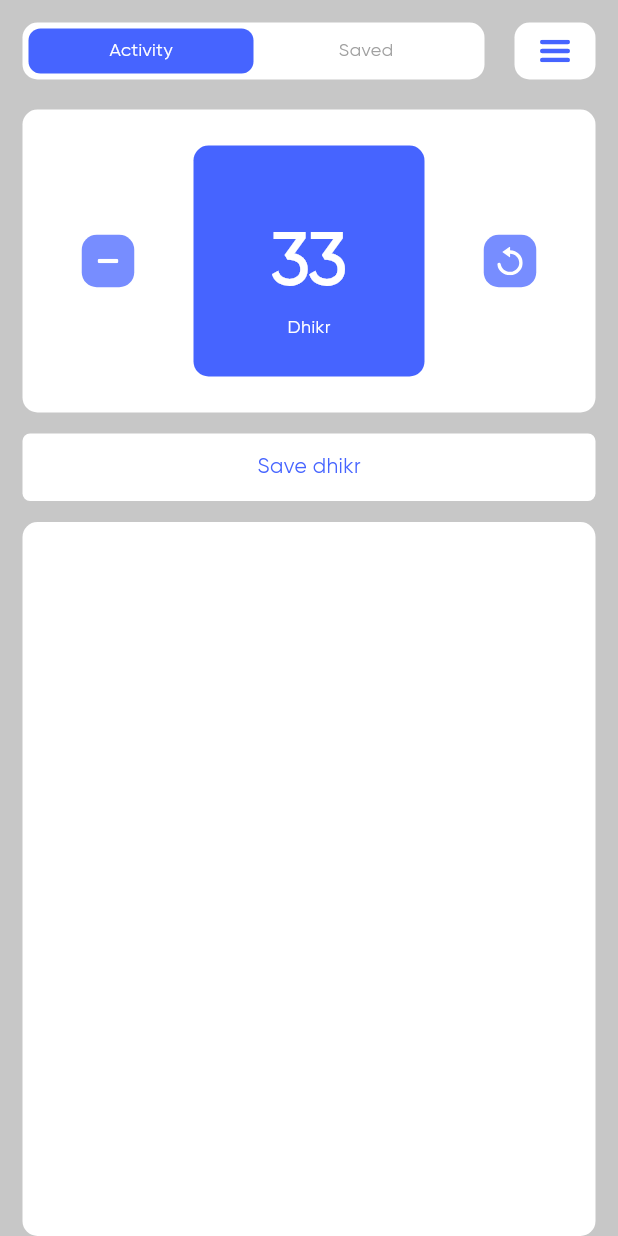
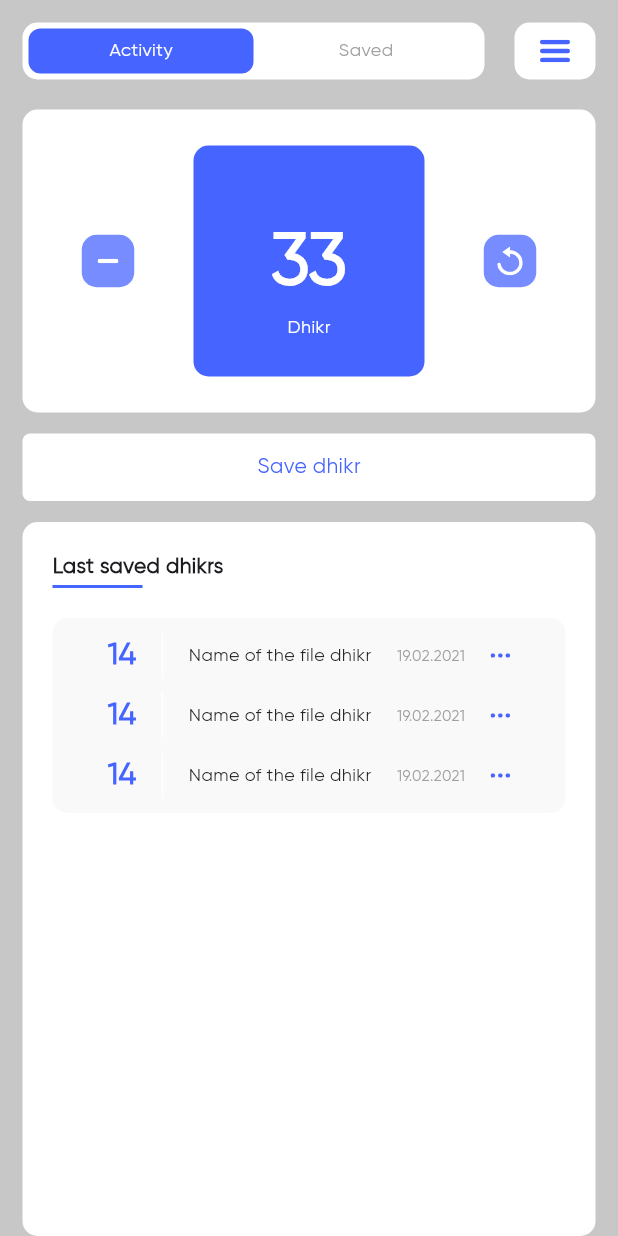
Before and after one commit to ar-kl/pedometr-practice, a Flutter app: the screen it shows after launch, on a phone screen of 412 x 824 dp. Run offline on Flutter 3.47's test engine with Material 3 defaults, Android fonts, the phone set to English and light mode, and no system bars; our stand-ins replace flutter_svg.

Commit message:
add storage content

```diff
--- a/lib/constants/constants.dart
+++ b/lib/constants/constants.dart
@@ -7,3 +7,4 @@ Color white = const Color(0xFFFFFFFF);
 Color blue = const Color(0xFF4664FF);
 Color blueLight = const Color(0xFF778DFF);
 Color grey = const Color(0xFF9F9F9F);
+Color greyLight = const Color(0xFFF9F9F9);
--- a/lib/screens/home/resultStorage.dart
+++ b/lib/screens/home/resultStorage.dart
@@ -1,4 +1,6 @@
 import 'package:flutter/material.dart';
+import 'package:flutter_svg/svg.dart';
+import 'package:pedometr_practice/constants/constants.dart';
 
 class ResultStoorage extends StatelessWidget {
   const ResultStoorage({
@@ -11,10 +13,117 @@ class ResultStoorage extends StatelessWidget {
       child: Padding(
         padding: const EdgeInsets.only(left: 15, right: 15),
         child: Container(
+          padding: EdgeInsets.all(20),
           height: 50,
+          width: double.infinity,
           decoration: BoxDecoration(
             borderRadius: BorderRadius.circular(10),
             color: Colors.white,
+          ),
+          child: Column(
+            crossAxisAlignment: CrossAxisAlignment.start,
+            children: [
+              Column(
+                crossAxisAlignment: CrossAxisAlignment.start,
+                children: [
+                  Text('Last saved dhikrs', style: TextStyle(fontSize: 14, fontWeight: FontWeight.bold),),
+                  const SizedBox(height: 2,),
+                  Container(
+                    width: 60,
+                    height: 2,
+                    color: blue,
+                    margin: EdgeInsets.only(bottom: 20),
+                  )
+                ],
+              ),
+              Container(
+                padding: EdgeInsets.symmetric(vertical: 10, horizontal: 20),
+                decoration: BoxDecoration(
+                  color: greyLight,
+                  borderRadius: BorderRadius.circular(10)
+                ),
+                child: Column(
+                  spacing: 10.0,
+                  children: [
+                    Row(
+                      mainAxisAlignment: MainAxisAlignment.spaceEvenly,
+                      children: [
+                        Text('14', style: TextStyle(
+                          color: blue, fontSize: 20, fontWeight: FontWeight.bold
+                        ),),
+                        Container(width: 1, height: 30, color: white,),
+                        Text('Name of the file dhikr', style: TextStyle(
+                          color: black,
+                          fontWeight: FontWeight.w500,
+                          fontSize: 12
+                        ),),
+                        Column(
+                          children: [
+                            SizedBox(height: 1,),
+                            Text('19.02.2021', style: TextStyle(
+                              color: grey,
+                              fontSize: 10,
+                              fontWeight: FontWeight.w500
+                            ),),
+                          ],
+                        ),
+                        SvgPicture.asset('assets/icons/dots.svg')
+                      ],
+                    ),
+                    Row(
+                      mainAxisAlignment: MainAxisAlignment.spaceEvenly,
+                      children: [
+                        Text('14', style: TextStyle(
+                          color: blue, fontSize: 20, fontWeight: FontWeight.bold
+                        ),),
+                        Container(width: 1, height: 30, color: white,),
+                        Text('Name of the file dhikr', style: TextStyle(
+                          color: black,
+                          fontWeight: FontWeight.w500,
+                          fontSize: 12
+                        ),),
+                        Column(
+                          children: [
+                            SizedBox(height: 1,),
+                            Text('19.02.2021', style: TextStyle(
+                              color: grey,
+                              fontSize: 10,
+                              fontWeight: FontWeight.w500
+                            ),),
+                          ],
+                        ),
+                        SvgPicture.asset('assets/icons/dots.svg')
+                      ],
+                    ),
+                    Row(
+                      mainAxisAlignment: MainAxisAlignment.spaceEvenly,
+                      children: [
+                        Text('14', style: TextStyle(
+                          color: blue, fontSize: 20, fontWeight: FontWeight.bold
+                        ),),
+                        Container(width: 1, height: 30, color: white,),
+                        Text('Name of the file dhikr', style: TextStyle(
+                          color: black,
+                          fontWeight: FontWeight.w500,
+                          fontSize: 12
+                        ),),
+                        Column(
+                          children: [
+                            SizedBox(height: 1,),
+                            Text('19.02.2021', style: TextStyle(
+                              color: grey,
+                              fontSize: 10,
+                              fontWeight: FontWeight.w500
+                            ),),
+                          ],
+                        ),
+                        SvgPicture.asset('assets/icons/dots.svg')
+                      ],
+                    ),
+                  ],
+                )
+              )
+            ],
           ),
         ),
       ),
```
